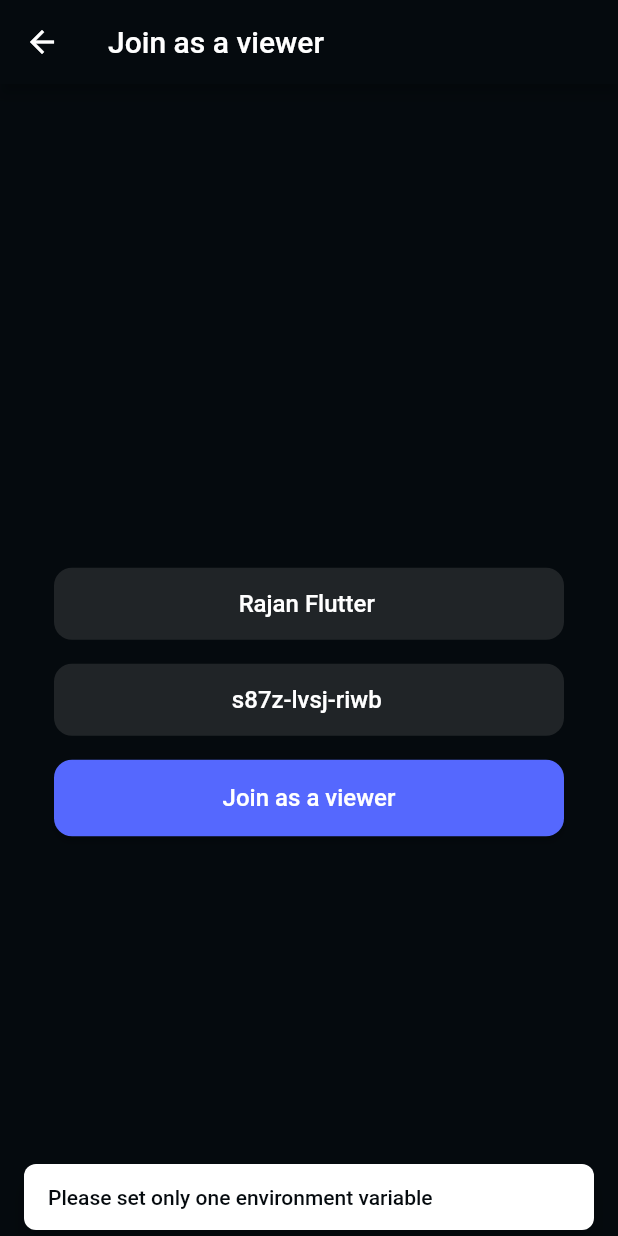
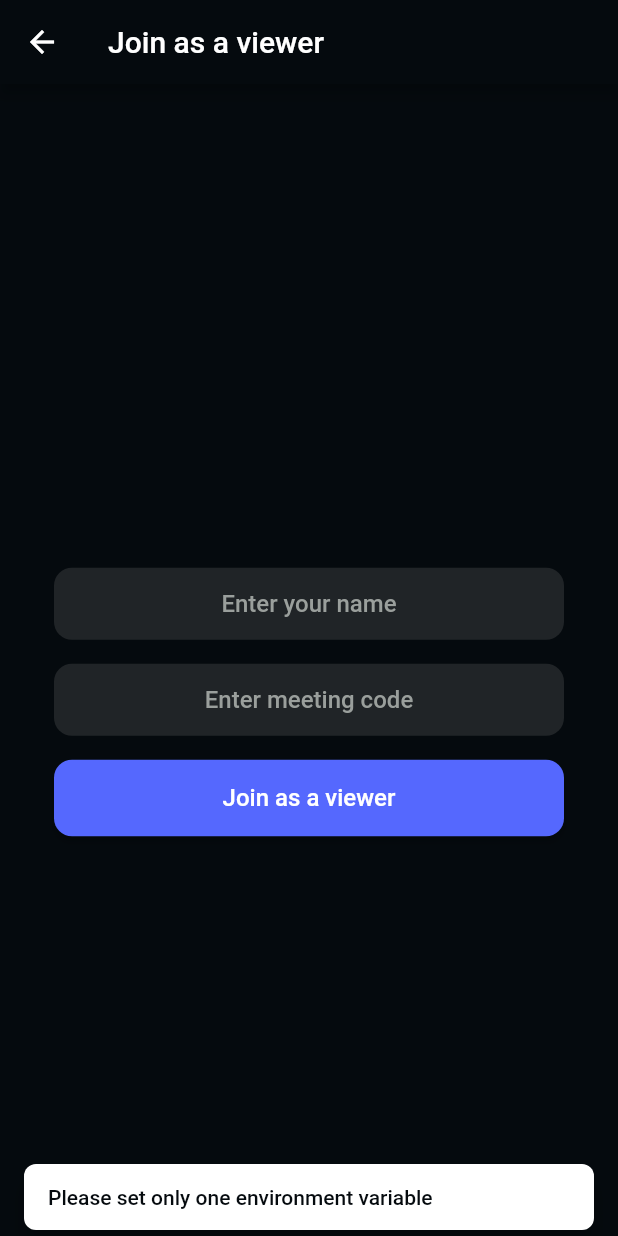
Before and after one commit to videosdk-live/videosdk-hls-flutter-sdk-example, a Flutter app: the ViewerJoinScreen screen opened directly, on a phone screen of 412 x 824 dp. Run offline on Flutter 3.47's test engine with Material 2 defaults, Android fonts, the phone set to English and light mode, and no system bars; our stand-ins replace flutter_dotenv, flutter_svg; missing offline and left inert: flutter_vlc_player, touch_ripple_effect, videosdk.

Commit message:
sdk version update and static meeting id removed

```diff
--- a/lib/screens/speaker_join_screen.dart
+++ b/lib/screens/speaker_join_screen.dart
@@ -28,10 +28,8 @@ class _SpeakerJoinScreenState extends State<SpeakerJoinScreen> {
   CustomTrack? cameraTrack;
   RTCVideoRenderer? cameraRenderer;
 
-  TextEditingController meetingIdTextController =
-      TextEditingController(text: "s87z-lvsj-riwb");
-  TextEditingController nameTextController =
-      TextEditingController(text: "Rajan Flutter");
+  TextEditingController meetingIdTextController = TextEditingController();
+  TextEditingController nameTextController = TextEditingController();
   @override
   void initState() {
     initCameraPreview();
--- a/lib/screens/viewer_join_screen.dart
+++ b/lib/screens/viewer_join_screen.dart
@@ -18,10 +18,8 @@ class ViewerJoinScreen extends StatefulWidget {
 
 class _ViewerJoinScreenState extends State<ViewerJoinScreen> {
   String _token = "";
-  TextEditingController meetingIdTextController =
-      TextEditingController(text: "s87z-lvsj-riwb");
-  TextEditingController nameTextController =
-      TextEditingController(text: "Rajan Flutter");
+  TextEditingController meetingIdTextController = TextEditingController();
+  TextEditingController nameTextController = TextEditingController();
   @override
   void initState() {
     super.initState();
--- a/pubspec.yaml
+++ b/pubspec.yaml
@@ -9,8 +9,7 @@ environment:
 dependencies:
   flutter:
     sdk: flutter
-  videosdk:
-    path: ../../zn_flutter_sdk
+  videosdk: ^1.0.12
   http: ^0.13.5
   flutter_dotenv: ^5.0.2
   flutter_svg: ^2.0.2
```
Also changed, not shown: pubspec.lock.
